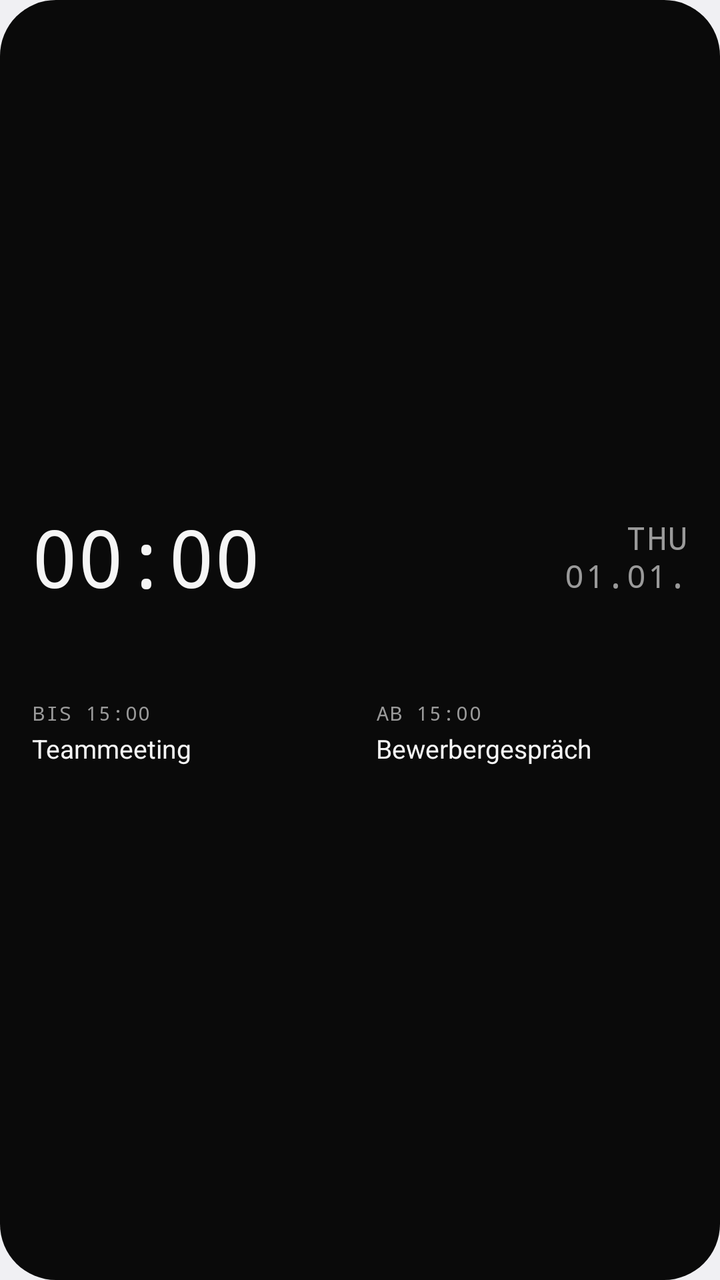
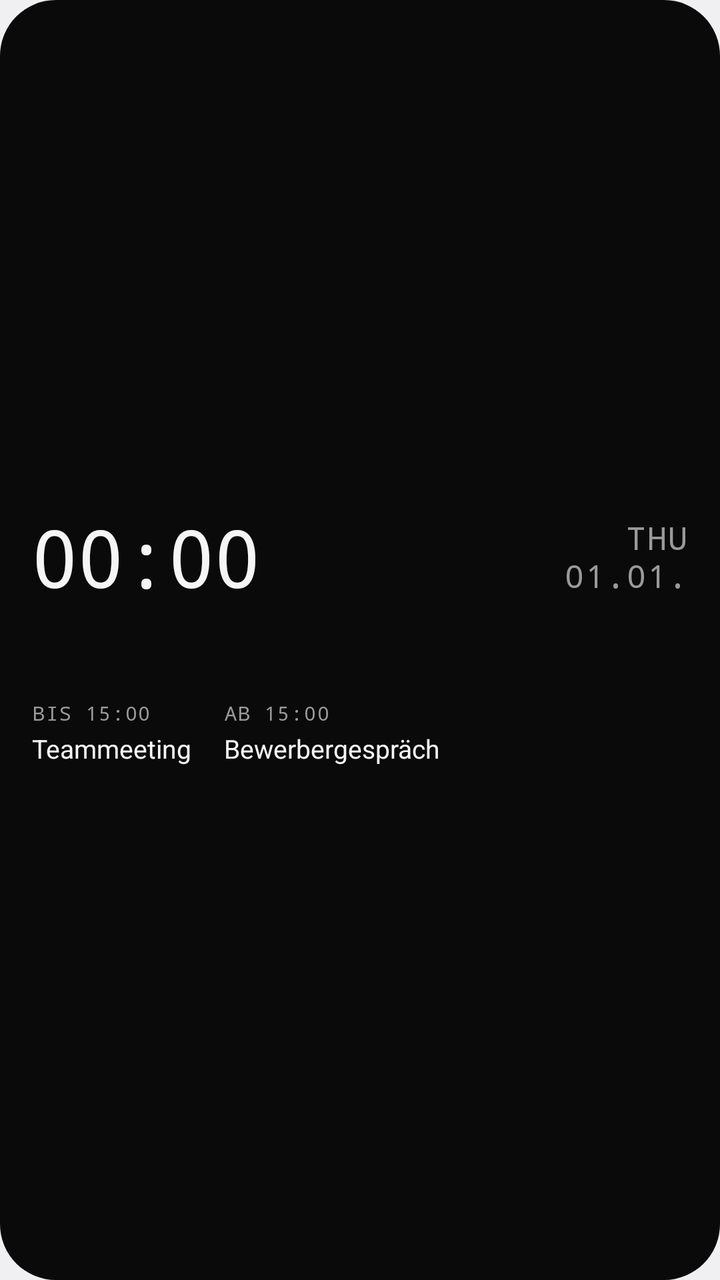

The first picture is an Android layout as it rendered before a commit; the second is the same layout after the commit. The layout source and the unified diff follow.
<!-- AndroidManifest.xml: application theme android:Theme.DeviceDefault.DayNight -->
<!-- res/layout/widget_day_bar.xml -->
<?xml version="1.0" encoding="utf-8"?>
<FrameLayout xmlns:android="http://schemas.android.com/apk/res/android"
    android:id="@android:id/background"
    android:layout_width="match_parent"
    android:layout_height="match_parent">

    <ImageView
        android:id="@+id/db_bg_fill"
        android:layout_width="match_parent"
        android:layout_height="match_parent"
        android:importantForAccessibility="no"
        android:scaleType="fitXY"
        android:src="@drawable/widget_shape"
        android:tint="@color/mono_bg_solid" />

    <ImageView
        android:id="@+id/db_bg_stroke"
        android:layout_width="match_parent"
        android:layout_height="match_parent"
        android:importantForAccessibility="no"
        android:scaleType="fitXY"
        android:src="@drawable/widget_stroke"
        android:visibility="gone" />

    <LinearLayout
        android:layout_width="match_parent"
        android:layout_height="match_parent"
        android:orientation="vertical"
        android:paddingStart="16dp"
        android:paddingTop="12dp"
        android:paddingEnd="16dp"
        android:paddingBottom="12dp">

        
        <FrameLayout
            android:layout_width="match_parent"
            android:layout_height="0dp"
            android:layout_weight="1" />

        
        <LinearLayout
            android:layout_width="match_parent"
            android:layout_height="wrap_content"
            android:baselineAligned="true"
            android:orientation="horizontal">

            <TextClock
                android:id="@+id/db_clock"
                android:layout_width="wrap_content"
                android:layout_height="wrap_content"
                android:fontFamily="monospace"
                android:fontFeatureSettings="tnum"
                android:format12Hour="HH:mm"
                android:format24Hour="HH:mm"
                android:includeFontPadding="false"
                android:letterSpacing="-0.03"
                android:textColor="@color/mono_text"
                android:textSize="40sp" />

            <FrameLayout
                android:layout_width="0dp"
                android:layout_height="wrap_content"
                android:layout_weight="1" />

            
            <LinearLayout
                android:layout_width="wrap_content"
                android:layout_height="wrap_content"
                android:baselineAlignedChildIndex="1"
                android:gravity="end"
                android:orientation="vertical">

                <TextClock
                    android:id="@+id/db_weekday"
                    android:layout_width="wrap_content"
                    android:layout_height="wrap_content"
                    android:fontFamily="monospace"
                    android:format12Hour="EEE"
                    android:format24Hour="EEE"
                    android:includeFontPadding="false"
                    android:letterSpacing="0.04"
                    android:textAllCaps="true"
                    android:textColor="@color/mono_muted_solid"
                    android:textSize="16sp" />

                <TextClock
                    android:id="@+id/db_date"
                    android:layout_width="wrap_content"
                    android:layout_height="wrap_content"
                    android:fontFamily="monospace"
                    android:format12Hour="dd.MM."
                    android:format24Hour="dd.MM."
                    android:includeFontPadding="false"
                    android:letterSpacing="0.04"
                    android:textAllCaps="true"
                    android:textColor="@color/mono_muted_solid"
                    android:textSize="16sp" />
            </LinearLayout>
        </LinearLayout>

        
        <FrameLayout
            android:id="@+id/db_allday_gap"
            android:layout_width="match_parent"
            android:layout_height="8dp"
            android:visibility="gone" />

        
        <LinearLayout
            android:id="@+id/db_allday_row"
            android:layout_width="match_parent"
            android:layout_height="wrap_content"
            android:background="@drawable/capsule"
            android:backgroundTint="@color/mono_line_solid"
            android:gravity="center"
            android:orientation="horizontal"
            android:paddingStart="10dp"
            android:paddingTop="3dp"
            android:paddingEnd="10dp"
            android:paddingBottom="3dp"
            android:visibility="gone">

            
            <LinearLayout
                android:layout_width="wrap_content"
                android:layout_height="wrap_content"
                android:orientation="horizontal">

                <TextView
                    android:id="@+id/db_allday_title"
                    android:layout_width="0dp"
                    android:layout_height="wrap_content"
                    android:layout_weight="1"
                    android:ellipsize="end"
                    android:maxLines="1"
                    android:text="Feiertag"
                    android:textColor="@color/mono_text"
                    android:textSize="12sp" />

                <TextView
                    android:id="@+id/db_allday_detail"
                    android:layout_width="wrap_content"
                    android:layout_height="wrap_content"
                    android:maxLines="1"
                    android:text=" · bis So."
                    android:textColor="@color/mono_muted_solid"
                    android:textSize="12sp"
                    android:visibility="gone" />
            </LinearLayout>
        </LinearLayout>

        
        <ImageView
            android:id="@+id/db_timeline"
            android:layout_width="match_parent"
            android:layout_height="34dp"
            android:layout_marginTop="4dp"
            android:importantForAccessibility="no"
            android:scaleType="fitXY" />

        
        <LinearLayout
            android:layout_width="match_parent"
            android:layout_height="wrap_content"
            android:layout_marginTop="8dp"
            android:orientation="horizontal">

            
            <LinearLayout
                android:id="@+id/db_footer_left"
                android:layout_width="0dp"
                android:layout_height="wrap_content"
                android:layout_weight="1"
                android:orientation="vertical">

                <TextView
                    android:id="@+id/db_current_label"
                    android:layout_width="wrap_content"
                    android:layout_height="wrap_content"
                    android:fontFamily="monospace"
                    android:letterSpacing="0.06"
                    android:maxLines="1"
                    android:text="BIS 15:00"
                    android:textColor="@color/mono_muted_solid"
                    android:textSize="10sp" />

                <TextView
                    android:id="@+id/db_current_title"
                    android:layout_width="match_parent"
                    android:layout_height="wrap_content"
                    android:layout_marginTop="2dp"
                    android:ellipsize="end"
                    android:maxLines="1"
                    android:text="Teammeeting"
                    android:textColor="@color/mono_text"
                    android:textSize="13sp" />
            </LinearLayout>

            
            <LinearLayout
                android:id="@+id/db_footer_right"
                android:layout_width="0dp"
                android:layout_height="wrap_content"
                android:layout_weight="1"
                android:layout_marginStart="16dp"
                android:orientation="vertical">

                <TextView
                    android:id="@+id/db_next_label"
                    android:layout_width="match_parent"
                    android:layout_height="wrap_content"
                    android:ellipsize="end"
                    android:fontFamily="monospace"
                    android:letterSpacing="0.06"
                    android:maxLines="1"
                    android:text="AB 15:00"
                    android:textColor="@color/mono_muted_solid"
                    android:textSize="10sp" />

                <TextView
                    android:id="@+id/db_next_title"
                    android:layout_width="match_parent"
                    android:layout_height="wrap_content"
                    android:layout_marginTop="2dp"
                    android:ellipsize="end"
                    android:maxLines="1"
                    android:text="Bewerbergespräch"
                    android:textColor="@color/mono_text"
                    android:textSize="13sp" />
            </LinearLayout>
        </LinearLayout>

        
        
        <FrameLayout
            android:layout_width="match_parent"
            android:layout_height="0dp"
            android:layout_weight="1" />

    </LinearLayout>
</FrameLayout>
<!-- resources referenced by this layout -->
<resources>
  <color name="mono_bg_solid">#FF0A0A0A</color>
  <color name="mono_line_solid">#FF2A2A2A</color>
  <color name="mono_muted_solid">#FF9A9A9A</color>
  <color name="mono_text">#FFF5F5F5</color>
  <!-- drawable capsule (drawable) -->
  <?xml version="1.0" encoding="utf-8"?>
  <shape xmlns:android="http://schemas.android.com/apk/res/android"
      android:shape="rectangle">
      <solid android:color="#FFFFFFFF" />
      <corners android:radius="999dp" />
  </shape>
  <!-- drawable widget_shape (drawable) -->
  <?xml version="1.0" encoding="utf-8"?>
  <shape xmlns:android="http://schemas.android.com/apk/res/android"
      android:shape="rectangle">
      <solid android:color="#FFFFFFFF" />
      <corners android:radius="@android:dimen/system_app_widget_background_radius" />
  </shape>
  <!-- drawable widget_stroke (drawable) -->
  <?xml version="1.0" encoding="utf-8"?>
  <shape xmlns:android="http://schemas.android.com/apk/res/android"
      android:shape="rectangle">
      <solid android:color="#00000000" />
      <stroke
          android:width="1dp"
          android:color="#29FFFFFF" />
      <corners android:radius="@android:dimen/system_app_widget_background_radius" />
  </shape>
</resources>

<!-- the commit's change to res/layout/widget_day_bar.xml (unified diff, before → after) -->
@@ -168,15 +168,15 @@
             
             <LinearLayout
                 android:id="@+id/db_footer_left"
-                android:layout_width="0dp"
-                android:layout_height="wrap_content"
-                android:layout_weight="1"
+                android:layout_width="wrap_content"
+                android:layout_height="wrap_content"
                 android:orientation="vertical">
 
                 <TextView
                     android:id="@+id/db_current_label"
-                    android:layout_width="wrap_content"
-                    android:layout_height="wrap_content"
+                    android:layout_width="match_parent"
+                    android:layout_height="wrap_content"
+                    android:ellipsize="end"
                     android:fontFamily="monospace"
                     android:letterSpacing="0.06"
                     android:maxLines="1"
@@ -199,9 +199,8 @@
             
             <LinearLayout
                 android:id="@+id/db_footer_right"
-                android:layout_width="0dp"
-                android:layout_height="wrap_content"
-                android:layout_weight="1"
+                android:layout_width="wrap_content"
+                android:layout_height="wrap_content"
                 android:layout_marginStart="16dp"
                 android:orientation="vertical">
 
